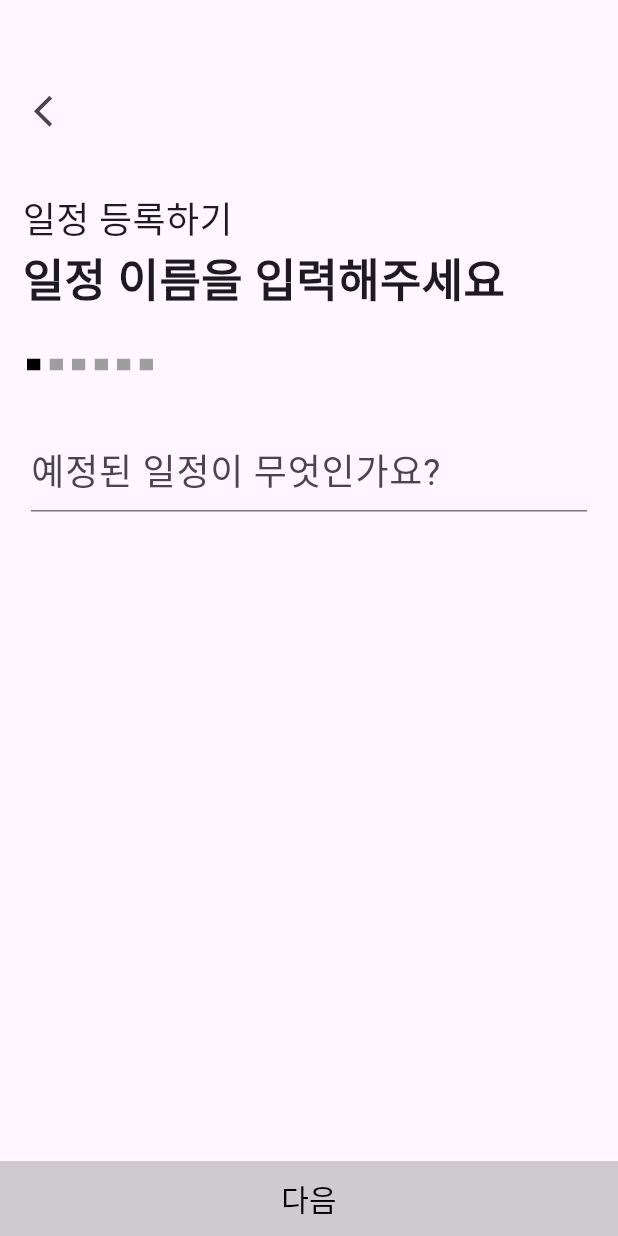
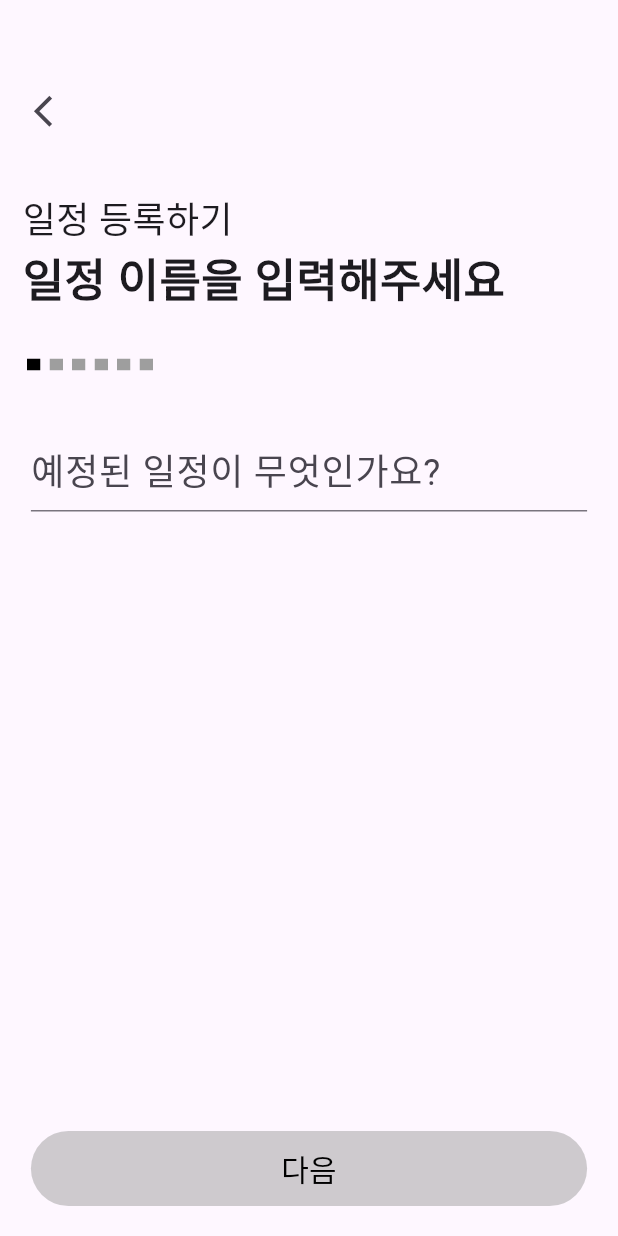
Before and after one commit to H0ngJu/atti, a Flutter app: the screen it shows after launch, on a phone screen of 412 x 824 dp. Run offline on Flutter 3.47's test engine with Material 3 defaults, Android fonts, the phone set to English and light mode, and no system bars; drawn by our look-alikes of step_progress_indicator; our stand-ins replace cloud_firestore, firebase_core, get; accounts and stored records are empty.

Commit message:
feature/#3/버튼 ui 수정, 일정 등록 페이지 디렉토리 변경, 파이어베이스 연결

```diff
--- a/lib/commons/BottomNextButton.dart
+++ b/lib/commons/BottomNextButton.dart
@@ -5,7 +5,8 @@
 import 'package:flutter/material.dart';
 
 class NextButton extends StatelessWidget {
-  const NextButton({super.key, this.next, this.content, required this.isEnabled});
+  const NextButton(
+      {super.key, this.next, this.content, required this.isEnabled});
 
   final next;
   final content;
@@ -13,7 +14,9 @@ class NextButton extends StatelessWidget {
 
   @override
   Widget build(BuildContext context) {
-    return TextButton(
+    return Container(
+      margin: EdgeInsets.only(bottom: 20),
+      child: TextButton(
         onPressed: isEnabled
             ? () {
                 Navigator.push(
@@ -27,11 +30,12 @@ class NextButton extends StatelessWidget {
           style: TextStyle(color: Colors.black, fontSize: 20),
         ),
         style: ButtonStyle(
-          backgroundColor: MaterialStateProperty.all(isEnabled ? Colors.grey : Colors.grey.withOpacity(0.5)), // 비활성화일 때 색상을 조절
-          minimumSize: MaterialStateProperty.all(Size(double.infinity, 50)),
-          shape: MaterialStateProperty.all(RoundedRectangleBorder(
-            borderRadius: BorderRadius.zero,
-          ))),
+          backgroundColor: MaterialStateProperty.all(
+              isEnabled ? Colors.grey : Colors.grey.withOpacity(0.5)), // 비활성화일 때 색상을 조절
+          minimumSize: MaterialStateProperty.all(Size(MediaQuery.of(context).size.width * 0.9, 50)),
+
+        ),
+      ),
     );
   }
 }
--- a/lib/screen/schedule/ScheduleRegister4.dart
+++ b/lib/screen/schedule/register/ScheduleRegister1.dart
@@ -1,4 +1,4 @@
-// 피그마 '일정 등록하기 4' 화면
+// 피그마 '일정 등록하기 1' 화면
 import 'package:flutter/material.dart';
 import 'package:get/get.dart';
 
@@ -6,16 +6,17 @@ import 'package:atti/data/schedule/controller/schedule_controller.dart';
 import 'package:atti/commons/DetailPageTitle.dart';
 import 'package:atti/commons/BottomNextButton.dart';
 
-import 'package:atti/screen/schedule/ScheduleRegisterCheck.dart';
+import 'package:atti/screen/schedule/register/ScheduleRegister2.dart';
 
-class ScheduleRegister4 extends StatefulWidget {
-  const ScheduleRegister4({super.key});
+
+class ScheduleRegister1 extends StatefulWidget {
+  const ScheduleRegister1({super.key});
 
   @override
-  State<ScheduleRegister4> createState() => _ScheduleRegister4State();
+  State<ScheduleRegister1> createState() => _ScheduleRegister1State();
 }
 
-class _ScheduleRegister4State extends State<ScheduleRegister4> {
+class _ScheduleRegister1State extends State<ScheduleRegister1> {
   final ScheduleController scheduleController = Get.put(ScheduleController());
 
   @override
@@ -28,9 +29,9 @@ class _ScheduleRegister4State extends State<ScheduleRegister4> {
               children: [
                 DetailPageTitle(
                   title: '일정 등록하기',
-                  description: '일정 메모를 입력해주세요',
+                  description: '일정 이름을 입력해주세요',
                   totalStep: 6,
-                  currentStep: 4,
+                  currentStep: 1,
                 ),
                 SizedBox(height: 40),
 
@@ -38,13 +39,13 @@ class _ScheduleRegister4State extends State<ScheduleRegister4> {
                   width: MediaQuery.of(context).size.width * 0.9,
                   child: TextField(
                     onChanged: (value) {
-                      scheduleController.memo.value = value;
+                      scheduleController.name.value = value;
                       //print(scheduleController.name.value);
                     },
                     cursorColor: Colors.black,
                     style: TextStyle(fontSize: 24),
                     decoration: InputDecoration(
-                      hintText: '추가로 기록할 내용이 있나요?',
+                      hintText: '예정된 일정이 무엇인가요?',
                       hintStyle: TextStyle(fontSize: 24),
                       focusedBorder: UnderlineInputBorder(
                         borderSide: BorderSide(color: Colors.black),
@@ -57,7 +58,7 @@ class _ScheduleRegister4State extends State<ScheduleRegister4> {
           ),
         ),
 
-        NextButton(next: ScheduleRegisterCheck(), content: '다음', isEnabled: true,),
+       NextButton(next: ScheduleRegister2(), content: '다음', isEnabled: scheduleController.name.isNotEmpty,),
       ]),
     );
   }
--- a/lib/screen/schedule/ScheduleRegister2.dart
+++ b/lib/screen/schedule/register/ScheduleRegister2.dart
@@ -6,7 +6,7 @@ import 'package:atti/data/schedule/controller/schedule_controller.dart';
 import 'package:atti/commons/DetailPageTitle.dart';
 import 'package:atti/commons/BottomNextButton.dart';
 
-import 'package:atti/screen/schedule/ScheduleRegister3.dart';
+import 'package:atti/screen/schedule/register/ScheduleRegister3.dart';
 import 'package:intl/intl.dart';
 
 class ScheduleRegister2 extends StatefulWidget {
--- a/lib/screen/schedule/ScheduleRegister3.dart
+++ b/lib/screen/schedule/register/ScheduleRegister3.dart
@@ -6,7 +6,7 @@ import 'package:atti/data/schedule/controller/schedule_controller.dart';
 import 'package:atti/commons/DetailPageTitle.dart';
 import 'package:atti/commons/BottomNextButton.dart';
 
-import 'package:atti/screen/schedule/ScheduleRegister4.dart';
+import 'package:atti/screen/schedule/register/ScheduleRegister4.dart';
 
 class ScheduleRegister3 extends StatefulWidget {
   const ScheduleRegister3({super.key});
--- a/lib/screen/schedule/ScheduleRegister1.dart
+++ b/lib/screen/schedule/register/ScheduleRegister4.dart
@@ -1,4 +1,4 @@
-// 피그마 '일정 등록하기 1' 화면
+// 피그마 '일정 등록하기 4' 화면
 import 'package:flutter/material.dart';
 import 'package:get/get.dart';
 
@@ -6,17 +6,16 @@ import 'package:atti/data/schedule/controller/schedule_controller.dart';
 import 'package:atti/commons/DetailPageTitle.dart';
 import 'package:atti/commons/BottomNextButton.dart';
 
-import 'package:atti/screen/schedule/ScheduleRegister2.dart';
+import 'package:atti/screen/schedule/register/ScheduleRegisterCheck.dart';
 
-
-class ScheduleRegister1 extends StatefulWidget {
-  const ScheduleRegister1({super.key});
+class ScheduleRegister4 extends StatefulWidget {
+  const ScheduleRegister4({super.key});
 
   @override
-  State<ScheduleRegister1> createState() => _ScheduleRegister1State();
+  State<ScheduleRegister4> createState() => _ScheduleRegister4State();
 }
 
-class _ScheduleRegister1State extends State<ScheduleRegister1> {
+class _ScheduleRegister4State extends State<ScheduleRegister4> {
   final ScheduleController scheduleController = Get.put(ScheduleController());
 
   @override
@@ -29,9 +28,9 @@ class _ScheduleRegister1State extends State<ScheduleRegister1> {
               children: [
                 DetailPageTitle(
                   title: '일정 등록하기',
-                  description: '일정 이름을 입력해주세요',
+                  description: '일정 메모를 입력해주세요',
                   totalStep: 6,
-                  currentStep: 1,
+                  currentStep: 4,
                 ),
                 SizedBox(height: 40),
 
@@ -39,13 +38,13 @@ class _ScheduleRegister1State extends State<ScheduleRegister1> {
                   width: MediaQuery.of(context).size.width * 0.9,
                   child: TextField(
                     onChanged: (value) {
-                      scheduleController.name.value = value;
+                      scheduleController.memo.value = value;
                       //print(scheduleController.name.value);
                     },
                     cursorColor: Colors.black,
                     style: TextStyle(fontSize: 24),
                     decoration: InputDecoration(
-                      hintText: '예정된 일정이 무엇인가요?',
+                      hintText: '추가로 기록할 내용이 있나요?',
                       hintStyle: TextStyle(fontSize: 24),
                       focusedBorder: UnderlineInputBorder(
                         borderSide: BorderSide(color: Colors.black),
@@ -58,7 +57,7 @@ class _ScheduleRegister1State extends State<ScheduleRegister1> {
           ),
         ),
 
-       NextButton(next: ScheduleRegister2(), content: '다음', isEnabled: scheduleController.name.isNotEmpty,),
+        NextButton(next: ScheduleRegisterCheck(), content: '다음', isEnabled: true,),
       ]),
     );
   }
--- a/pubspec.yaml
+++ b/pubspec.yaml
@@ -54,6 +54,8 @@ dependencies:
 
   flutter_localizations:
     sdk: flutter
+  firebase_storage: ^11.6.4
+  cloud_firestore: ^4.15.3
 
 dev_dependencies:
   flutter_test:
```
Also changed, not shown: lib/data/schedule/controller/schedule_controller.dart (+26 -0 lines), lib/main.dart (+8 -2 lines), lib/screen/schedule/register/ScheduleRegisterCheck.dart (renamed from lib/screen/schedule/ScheduleRegisterCheck.dart, +19 -5 lines), lib/screen/schedule/register/ScheduleRegisterFinish.dart (renamed from lib/screen/schedule/ScheduleRegisterFinish.dart), pubspec.lock, 1 other file. Lines whose indentation alone changed are shown as unchanged.
